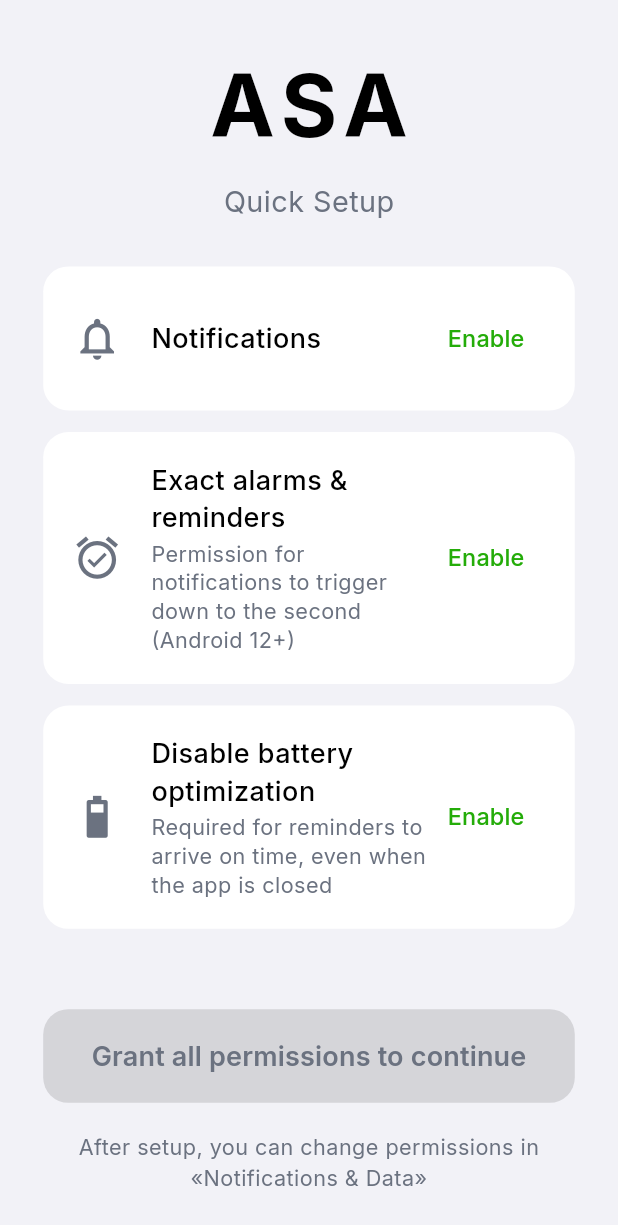
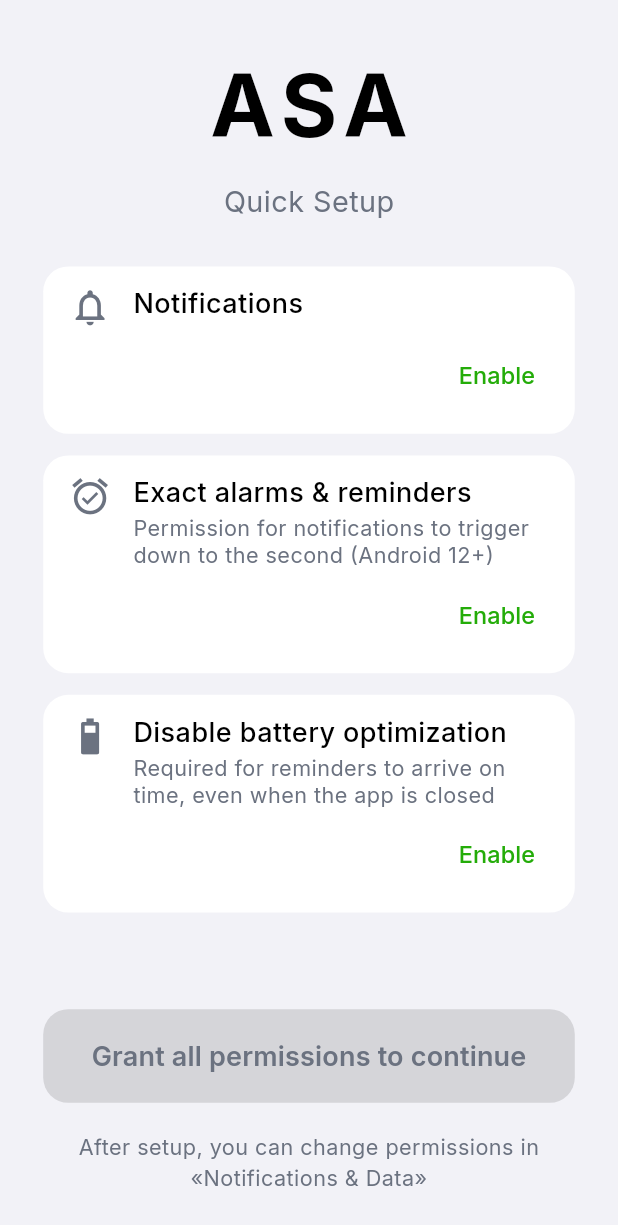
Before and after one commit to SabirDzh/Asa, a Flutter app: the screen it shows after launch, on a phone screen of 412 x 824 dp. Shown: the top 1225 px of the screen. Run offline on Flutter 3.47's test engine with Material 3 defaults, Android fonts, the phone set to English and light mode, and no system bars; our stand-ins replace device_info_plus, file_picker, flutter_image_compress, flutter_local_notifications, flutter_markdown_plus, flutter_svg and 7 more; missing offline and left inert: bonsoir, cryptography, device_calendar, home_widget, markdown, pdfx; network calls fail; statements that could not run were skipped.

Commit message:
fix(setup): stack permission actions below tile content

```diff
--- a/lib/features/splash/setup_screen.dart
+++ b/lib/features/splash/setup_screen.dart
@@ -372,15 +372,22 @@ class _SetupScreenState extends State<SetupScreen> with WidgetsBindingObserver {
         color: surface,
         borderRadius: BorderRadius.circular(14),
       ),
-      padding: const EdgeInsets.all(16),
-      child: Row(
+      padding: const EdgeInsets.fromLTRB(14, 10, 14, 8),
+      child: Column(
+        crossAxisAlignment: CrossAxisAlignment.stretch,
         children: [
-          Icon(
+          Row(
+            crossAxisAlignment: CrossAxisAlignment.start,
+            children: [
+              Padding(
+                padding: const EdgeInsets.only(top: 1),
+                child: Icon(
                   granted ? Icons.check_circle : icon,
                   color: granted ? AppColors.primary : secondary,
-            size: 28,
+                  size: 24,
                 ),
-          const SizedBox(width: 16),
+              ),
+              const SizedBox(width: 12),
               Expanded(
                 child: Column(
                   crossAxisAlignment: CrossAxisAlignment.start,
@@ -400,34 +407,45 @@ class _SetupScreenState extends State<SetupScreen> with WidgetsBindingObserver {
                         style: TextStyle(
                           color: secondary,
                           fontSize: 12,
-                      height: 1.3,
+                          height: 1.25,
                         ),
                       ),
                     ],
                   ],
                 ),
               ),
-          if (!granted && onFix != null)
+            ],
+          ),
+          if (!granted && onFix != null) ...[
+            const SizedBox(height: 2),
+            Align(
+              alignment: Alignment.centerRight,
+              child:
                   busy
-                ? const Padding(
-                  padding: EdgeInsets.symmetric(horizontal: 16),
+                      ? const SizedBox(
+                        width: 32,
+                        height: 32,
+                        child: Center(
                           child: SizedBox(
                             width: 18,
                             height: 18,
                             child: CircularProgressIndicator(strokeWidth: 2),
                           ),
+                        ),
                       )
                       : TextButton(
                         onPressed: onFix,
                         style: TextButton.styleFrom(
-                    minimumSize: const Size(0, 36),
-                    padding: const EdgeInsets.symmetric(horizontal: 12),
+                          minimumSize: const Size(0, 48),
+                          padding: const EdgeInsets.symmetric(horizontal: 8),
                         ),
                         child: Text(
                           context.watch<SettingsProvider>().tr('setup_enable'),
                           style: const TextStyle(fontSize: 13),
                         ),
                       ),
+            ),
+          ],
         ],
       ),
     );
```
Also changed, not shown: 1 other file. Lines whose indentation alone changed are shown as unchanged.
